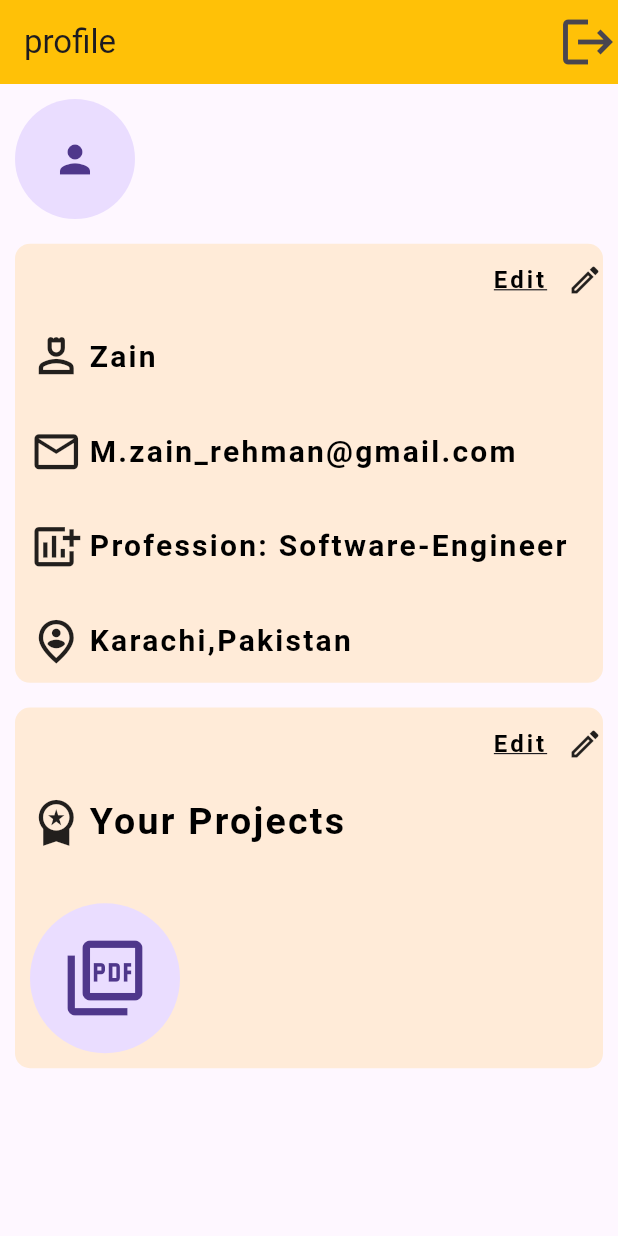
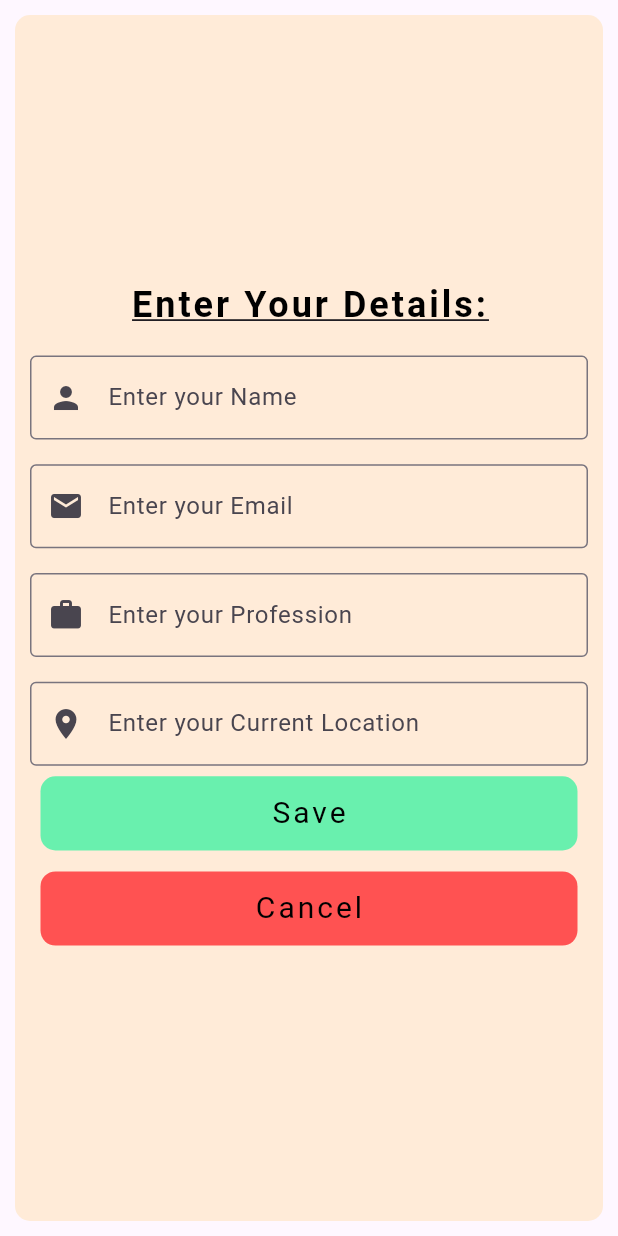
Before and after one commit to ZainR10/final_project_internncraft, a Flutter app: the UserProfileView screen opened by its route, after a tap on "Edit", on a phone screen of 412 x 824 dp. Run offline on Flutter 3.47's test engine with Material 3 defaults, Android fonts, the light colour scheme and no system bars; our stand-ins replace firebase_auth, firebase_core, font_awesome_flutter, google_fonts, google_sign_in; accounts and stored records are empty.

Commit message:
create form for personel details

```diff
--- a/lib/utils/routes/routes.dart
+++ b/lib/utils/routes/routes.dart
@@ -1,4 +1,6 @@
 import 'package:final_project_internncraft/utils/routes/routes_name.dart';
+import 'package:final_project_internncraft/view/enter_details_view.dart';
+import 'package:final_project_internncraft/view/enter_projects_view.dart';
 import 'package:final_project_internncraft/view/login_view.dart';
 import 'package:final_project_internncraft/view/sign_up_view.dart';
 import 'package:final_project_internncraft/view/splash_view.dart';
@@ -12,6 +14,18 @@ class Routes {
         {
           return MaterialPageRoute(
             builder: (BuildContext context) => const SplashView(),
+          );
+        }
+      case RoutesName.enterDetailsView:
+        {
+          return MaterialPageRoute(
+            builder: (BuildContext context) => const EnterDetailsView(),
+          );
+        }
+      case RoutesName.enterProjectsView:
+        {
+          return MaterialPageRoute(
+            builder: (BuildContext context) => const EnterProjectsView(),
           );
         }
       case RoutesName.loginView:
--- a/lib/utils/routes/routes_name.dart
+++ b/lib/utils/routes/routes_name.dart
@@ -3,4 +3,6 @@ class RoutesName {
   static const String loginView = 'login_view';
   static const String signUpView = 'sign_up_view';
   static const String userProfileView = 'user_profile_view';
+  static const String enterDetailsView = 'enter_details_view';
+  static const String enterProjectsView = 'enter_projects_view';
 }
--- /dev/null
+++ b/lib/view/enter_details_view.dart
@@ -0,0 +1,196 @@
+import 'package:flutter/material.dart';
+import 'package:final_project_internncraft/res/components/simple_button.dart';
+import 'package:final_project_internncraft/utils/general_utils.dart';
+import 'package:final_project_internncraft/view_models/auth_models/validation.dart';
+
+class EnterDetailsView extends StatefulWidget {
+  const EnterDetailsView({super.key});
+
+  @override
+  State<EnterDetailsView> createState() => _EnterDetailsViewState();
+}
+
+class _EnterDetailsViewState extends State<EnterDetailsView> {
+  final _formdetailskey = GlobalKey<FormState>();
+  final emailDetailsController = TextEditingController();
+  final nameDetailsController = TextEditingController();
+  final professionDetailsController = TextEditingController();
+  final locationDetailsController = TextEditingController();
+
+  FocusNode emaildetailsFocusNode = FocusNode();
+  FocusNode namedetailsFocusNode = FocusNode();
+  FocusNode professiondetailsFocusNode = FocusNode();
+  FocusNode locationdetailsFocusNode = FocusNode();
+
+  @override
+  void dispose() {
+    emailDetailsController.dispose();
+    nameDetailsController.dispose();
+    professionDetailsController.dispose();
+    locationDetailsController.dispose();
+
+    emaildetailsFocusNode.dispose();
+    namedetailsFocusNode.dispose();
+    professiondetailsFocusNode.dispose();
+    locationdetailsFocusNode.dispose();
+    super.dispose();
+  }
+
+  @override
+  Widget build(BuildContext context) {
+    final height = MediaQuery.of(context).size.height;
+    final width = MediaQuery.of(context).size.width;
+    return Scaffold(
+      body: Padding(
+        padding: const EdgeInsets.all(10),
+        child: SafeArea(
+          child: Container(
+            padding: const EdgeInsets.all(10),
+            // height: height * 0.60,
+            width: width * 1,
+            decoration: BoxDecoration(
+              borderRadius: BorderRadius.circular(10),
+              color: Colors.orange.shade100.withOpacity(0.5),
+            ),
+            child: Column(
+              mainAxisAlignment: MainAxisAlignment.center,
+              crossAxisAlignment: CrossAxisAlignment.center,
+              children: [
+                Form(
+                  key: _formdetailskey,
+                  child: Column(
+                    children: [
+                      const Text(
+                        'Enter Your Details:',
+                        style: TextStyle(
+                          fontWeight: FontWeight.bold,
+                          color: Colors.black,
+                          fontSize: 24,
+                          letterSpacing: 2,
+                          decoration: TextDecoration.underline,
+                        ),
+                      ),
+                      SizedBox(height: height * 0.02),
+                      // Name
+                      TextFormField(
+                        focusNode: namedetailsFocusNode,
+                        controller: nameDetailsController,
+                        validator: (value) => value?.isEmpty == true
+                            ? 'Please enter your name'
+                            : null,
+                        keyboardType: TextInputType.name,
+                        decoration: const InputDecoration(
+                          prefixIcon: Icon(Icons.person),
+                          border: OutlineInputBorder(),
+                          hintText: 'Enter your Name',
+                          hintStyle: TextStyle(
+                            fontWeight: FontWeight.normal,
+                          ),
+                        ),
+                        onFieldSubmitted: (value) {
+                          GeneralUtils.fieldFocusChange(context,
+                              namedetailsFocusNode, emaildetailsFocusNode);
+                        },
+                      ),
+                      SizedBox(height: height * 0.02),
+                      // Email
+                      TextFormField(
+                        focusNode: emaildetailsFocusNode,
+                        controller: emailDetailsController,
+                        validator: FormValidation.validateEmail,
+                        keyboardType: TextInputType.emailAddress,
+                        decoration: const InputDecoration(
+                          prefixIcon: Icon(Icons.email),
+                          border: OutlineInputBorder(),
+                          hintText: 'Enter your Email',
+                          hintStyle: TextStyle(
+                            fontWeight: FontWeight.normal,
+                          ),
+                        ),
+                        onFieldSubmitted: (value) {
+                          GeneralUtils.fieldFocusChange(
+                              context,
+                              emaildetailsFocusNode,
+                              professiondetailsFocusNode);
+                        },
+                      ),
+                      SizedBox(height: height * 0.02),
+                      // Profession
+                      TextFormField(
+                        focusNode: professiondetailsFocusNode,
+                        controller: professionDetailsController,
+                        validator: (value) => value?.isEmpty == true
+                            ? 'Please enter your profession'
+                            : null,
+                        keyboardType: TextInputType.text,
+                        decoration: const InputDecoration(
+                          prefixIcon: Icon(Icons.work),
+                          border: OutlineInputBorder(),
+                          hintText: 'Enter your Profession',
+                          hintStyle: TextStyle(
+                            fontWeight: FontWeight.normal,
+                          ),
+                        ),
+                        onFieldSubmitted: (value) {
+                          GeneralUtils.fieldFocusChange(
+                              context,
+                              professiondetailsFocusNode,
+                              locationdetailsFocusNode);
+                        },
+                      ),
+                      SizedBox(height: height * 0.02),
+                      // Location
+                      TextFormField(
+                        focusNode: locationdetailsFocusNode,
+                        controller: locationDetailsController,
+                        validator: (value) => value?.isEmpty == true
+                            ? 'Please enter your location'
+                            : null,
+                        keyboardType: TextInputType.text,
+                        decoration: const InputDecoration(
+                          prefixIcon: Icon(Icons.location_on),
+                          border: OutlineInputBorder(),
+                          hintText: 'Enter your Current Location',
+                          hintStyle: TextStyle(
+                            fontWeight: FontWeight.normal,
+                          ),
+                        ),
+                      ),
+                    ],
+                  ),
+                ),
+                // const Spacer(),
+                SimpleButton(
+                  buttoncolor: Colors.greenAccent,
+                  textcolor: Colors.black,
+                  textsize: 20,
+                  width: width * 0.9,
+                  height: height * 0.06,
+                  title: 'Save',
+                  onPress: () {
+                    if (_formdetailskey.currentState?.validate() ?? false) {
+                      // Handle save action
+                    }
+                  },
+                ),
+                // SizedBox(
+                //   height: height * .02,
+                // ),
+                SimpleButton(
+                    buttoncolor: Colors.redAccent,
+                    textcolor: Colors.black,
+                    textsize: 20,
+                    width: width * 0.9,
+                    height: height * 0.06,
+                    title: 'Cancel',
+                    onPress: () {
+                      Navigator.pop(context);
+                    })
+              ],
+            ),
+          ),
+        ),
+      ),
+    );
+  }
+}
--- /dev/null
+++ b/lib/view/enter_projects_view.dart
@@ -0,0 +1,19 @@
+import 'package:flutter/material.dart';
+
+class EnterProjectsView extends StatefulWidget {
+  const EnterProjectsView({super.key});
+
+  @override
+  State<EnterProjectsView> createState() => _EnterProjectsViewState();
+}
+
+class _EnterProjectsViewState extends State<EnterProjectsView> {
+  @override
+  Widget build(BuildContext context) {
+    return Scaffold(
+      appBar: AppBar(
+        title: Text('projects'),
+      ),
+    );
+  }
+}
--- a/lib/view/user_profile_view.dart
+++ b/lib/view/user_profile_view.dart
@@ -3,7 +3,6 @@ import 'package:final_project_internncraft/utils/general_utils.dart';
 import 'package:final_project_internncraft/utils/routes/routes_name.dart';
 import 'package:firebase_auth/firebase_auth.dart';
 import 'package:flutter/material.dart';
-import 'package:font_awesome_flutter/font_awesome_flutter.dart';
 
 class UserProfileView extends StatefulWidget {
   const UserProfileView({
@@ -71,13 +70,16 @@ class _UserProfileViewState extends State<UserProfileView> {
                     crossAxisAlignment: CrossAxisAlignment.end,
                     children: [
                       //edit button
-                      Row(
+                      InkWell(
+                        onTap: () {
+                          Navigator.pushNamed(
+                              context, RoutesName.enterDetailsView);
+                        },
+                        child: const Row(
                           // crossAxisAlignment: CrossAxisAlignment.end,
                           mainAxisAlignment: MainAxisAlignment.end,
                           children: [
-                          TextButton(
-                              onPressed: () {},
-                              child: const Text(
+                            Text(
                               'Edit',
                               style: TextStyle(
                                   fontWeight: FontWeight.bold,
@@ -85,9 +87,10 @@ class _UserProfileViewState extends State<UserProfileView> {
                                   fontSize: 16,
                                   letterSpacing: 2,
                                   decoration: TextDecoration.underline),
-                              )),
-                          const Icon(Icons.edit_outlined)
+                            ),
+                            Icon(Icons.edit_outlined)
                           ],
+                        ),
                       ),
                       //name
                       CustomCaintainer(
@@ -161,13 +164,16 @@ class _UserProfileViewState extends State<UserProfileView> {
                   ),
                   child: Column(
                     children: [
-                      Row(
+                      InkWell(
+                        onTap: () {
+                          Navigator.pushNamed(
+                              context, RoutesName.enterProjectsView);
+                        },
+                        child: const Row(
                           // crossAxisAlignment: CrossAxisAlignment.end,
                           mainAxisAlignment: MainAxisAlignment.end,
                           children: [
-                          TextButton(
-                              onPressed: () {},
-                              child: const Text(
+                            Text(
                               'Edit',
                               style: TextStyle(
                                   fontWeight: FontWeight.bold,
@@ -175,9 +181,10 @@ class _UserProfileViewState extends State<UserProfileView> {
                                   fontSize: 16,
                                   letterSpacing: 2,
                                   decoration: TextDecoration.underline),
-                              )),
-                          const Icon(Icons.edit_outlined)
+                            ),
+                            Icon(Icons.edit_outlined)
                           ],
+                        ),
                       ),
                       const CustomCaintainer(
                           displayIcon: Icons.workspace_premium_sharp,
@@ -187,7 +194,7 @@ class _UserProfileViewState extends State<UserProfileView> {
                       SizedBox(
                         height: height * .02,
                       ),
-                      Padding(
+                      const Padding(
                         padding: EdgeInsets.all(10),
                         child: Row(
                           children: [
```
Lines whose indentation alone changed are shown as unchanged.
